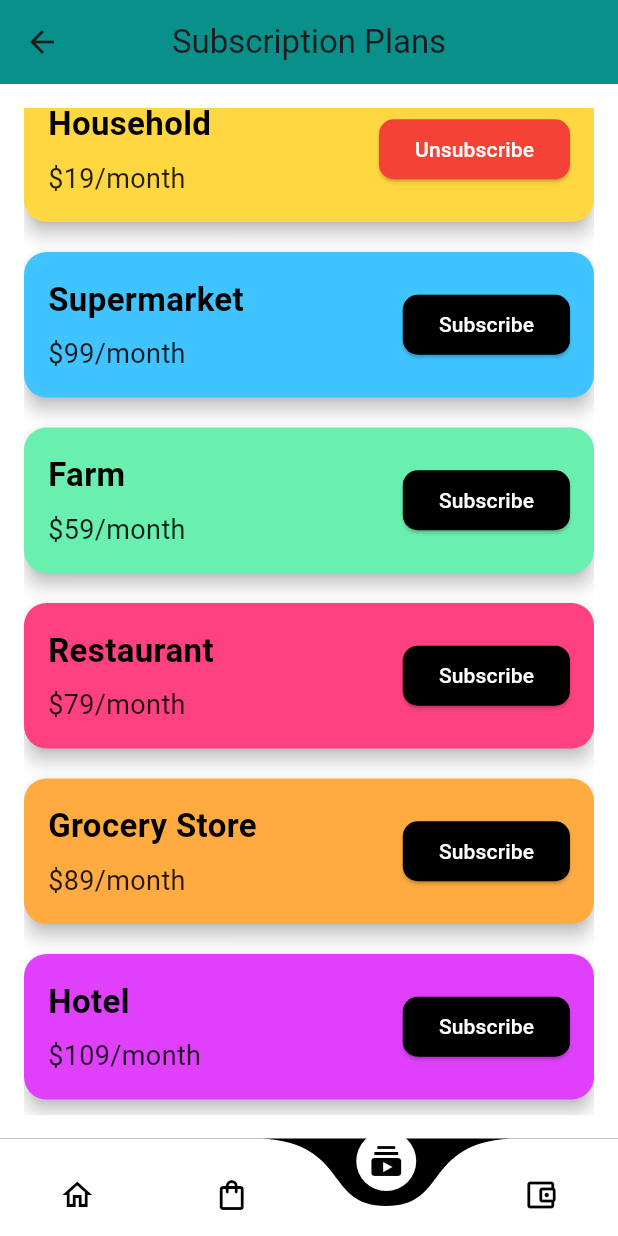
After one commit to Mitchart8/Dart-Flutter-Final-project, a Flutter app: the BottomNav screen opened directly, item 3 of the bottom bar chosen, scrolled down 148 dp, after a tap on "Subscribe", on a phone screen of 412 x 824 dp. The commit adds this screen. Run offline on Flutter 3.47's test engine with Material 3 defaults, Android fonts, the phone set to English and light mode, and no system bars; drawn by our look-alikes of curved_navigation_bar; our stand-ins replace firebase_auth, firebase_core; accounts and stored records are empty.

Commit message:
initial commit

```diff
--- /dev/null
+++ b/kula_extra/lib/screens/bottomnav.dart
@@ -0,0 +1,76 @@
+import 'package:curved_navigation_bar/curved_navigation_bar.dart';
+import 'package:flutter/material.dart';
+import 'package:kula_extra/screens/comment_screen.dart';
+import 'package:kula_extra/screens/home_screen.dart';
+import 'package:kula_extra/screens/orders_screen.dart';
+import 'package:kula_extra/screens/subscription_screen.dart';
+import 'package:kula_extra/screens/wallet_screen.dart';
+
+class BottomNav extends StatefulWidget {
+  const BottomNav({super.key});
+
+
+  @override
+  State<BottomNav> createState() => _BottomNavState();
+}
+
+
+class _BottomNavState extends State<BottomNav> {
+  int CurrentTabIndex=0;
+
+  late List<Widget> screens;
+  late Widget  currentScreen;
+  late HomeScreen homeScreen;
+  late WalletScreen walletScreen;
+  late OrdersScreen ordersScreen;
+  late Subscription subscription;
+  late Comment commentScreen;
+
+  @override
+  void initState() {
+    homeScreen=const HomeScreen();
+    ordersScreen=const OrdersScreen();
+    walletScreen=const WalletScreen();
+    subscription=const Subscription();
+    screens=[homeScreen, ordersScreen, subscription, walletScreen];
+    super.initState();
+  }
+
+
+ @override
+ Widget build(BuildContext context) {
+  return Scaffold(
+    bottomNavigationBar: CurvedNavigationBar(
+  height: 65,
+  backgroundColor: Colors.black,
+  color: Colors.white,
+  animationDuration: const Duration(milliseconds: 500),
+  onTap: (int index) {
+    setState(() {
+      CurrentTabIndex = index;
+    });
+  },
+  items: const [
+    Icon(
+      Icons.home_outlined,
+      color: Colors.black,
+    ),
+    Icon(
+      Icons.shopping_bag_outlined,
+      color: Colors.black,
+    ),
+    Icon(
+      Icons.subscriptions,
+      color: Colors.black,
+    ),
+    Icon(
+      Icons.account_balance_wallet_outlined,
+      color: Colors.black,
+    ),
+  ],
+),
+
+body: screens[CurrentTabIndex],
+  );
+ }
+}
--- a/kula_extra/lib/screens/home_screen.dart
+++ b/kula_extra/lib/screens/home_screen.dart
@@ -1,5 +1,6 @@
 import 'package:flutter/material.dart';
 import 'package:kula_extra/reusable_widgets/reusable_widget.dart';
+import 'package:kula_extra/screens/details.dart';
 
 
 
@@ -20,10 +21,10 @@ bool dining=false, wallet=false, shopping_cart=false, delivery=false;
     return Scaffold(
       extendBodyBehindAppBar: true,
       appBar: AppBar(
-        backgroundColor: Colors.teal,
+        backgroundColor: const Color.fromARGB(255, 253, 176, 10),
         elevation: 0,
         title: const Text(
-          "KulaExtra",
+          "Home",
           style: TextStyle(fontSize: 24, fontWeight: FontWeight.bold),
         ),
       ),
@@ -148,7 +149,11 @@ bool dining=false, wallet=false, shopping_cart=false, delivery=false;
                  child: Row(
                   children: [
                    const SizedBox(width: 15.0,),
-                  Container(
+                  GestureDetector(
+                    onTap: () {
+                      Navigator.push(context, MaterialPageRoute(builder: (context) => const Details()));
+                    },
+                    child: Container(
                       margin: const EdgeInsets.all(5),
                       child: Material(
                         elevation: 5.0,
@@ -171,6 +176,7 @@ bool dining=false, wallet=false, shopping_cart=false, delivery=false;
 
 
                           ],),
+                        ),
                       ),
                     ),
                   ),
@@ -198,7 +204,45 @@ bool dining=false, wallet=false, shopping_cart=false, delivery=false;
                         ],),
                       ),
                     ),
-                  )
+                  ),
+
+                  Container(
+  margin: const EdgeInsets.only(right: 10.0),
+  child: Material(
+    elevation: 5.0,
+    borderRadius: BorderRadius.circular(20.0),
+    child: Container(
+      padding: const EdgeInsets.all(5),
+      child: Row(
+        crossAxisAlignment: CrossAxisAlignment.start,
+        children: [
+          Image.asset("assets/images/food 1.jpeg", height: 120, width: 120, fit: BoxFit.cover),
+          const SizedBox(width: 20.0),
+          Column(
+            children: [
+              const SizedBox(height: 5.0),
+              Container(
+                width: MediaQuery.of(context).size.width / 2,
+                child: Text("Salad", style: semiBoldTextFieldStyle()),
+              ),
+              const SizedBox(height: 5.0),
+              Container(
+                width: MediaQuery.of(context).size.width / 2,
+                child: Text("Fresh and healthy", style: lightTextFieldStyle()), // Adjusted to improve consistency
+              ),
+              const SizedBox(height: 5.0),
+              Container(
+                width: MediaQuery.of(context).size.width / 2,
+                child: Text("\$25", style: semiBoldTextFieldStyle()),
+              ),
+            ],
+          ),
+        ],
+      ),
+    ),
+  ),
+),
+
                  ],),
                ),
 
--- /dev/null
+++ b/kula_extra/lib/screens/subscription_screen.dart
@@ -0,0 +1,125 @@
+import 'package:flutter/material.dart';
+
+class Subscription extends StatefulWidget {
+  const Subscription({super.key});
+
+  @override
+  State<Subscription> createState() => _SubscriptionState();
+
+}
+
+class _SubscriptionState extends State<Subscription> {
+  final List<Map<String, dynamic>> subscriptionBands = [
+    {'title': 'Institution', 'price': '\$49/month', 'color': Colors.tealAccent, 'isSubscribed': false},
+    {'title': 'Household', 'price': '\$19/month', 'color': Colors.amberAccent, 'isSubscribed': false},
+    {'title': 'Supermarket', 'price': '\$99/month', 'color': Colors.lightBlueAccent, 'isSubscribed': false},
+    {'title': 'Farm', 'price': '\$59/month', 'color': Colors.greenAccent, 'isSubscribed': false},
+    {'title': 'Restaurant', 'price': '\$79/month', 'color': Colors.pinkAccent, 'isSubscribed': false},
+    {'title': 'Grocery Store', 'price': '\$89/month', 'color': Colors.orangeAccent, 'isSubscribed': false},
+    {'title': 'Hotel', 'price': '\$109/month', 'color': Colors.purpleAccent, 'isSubscribed': false},
+  ];
+
+  void toggleSubscription(int index) {
+    setState(() {
+      subscriptionBands[index]['isSubscribed'] = !subscriptionBands[index]['isSubscribed'];
+    });
+  }
+
+  @override
+  Widget build(BuildContext context) {
+    return Scaffold(
+      appBar: AppBar(
+        title: const Text('Subscription Plans'),
+        centerTitle: true,
+        backgroundColor: Colors.teal,
+      ),
+      body: Padding(
+        padding: const EdgeInsets.all(16.0),
+        child: ListView.builder(
+          itemCount: subscriptionBands.length,
+          itemBuilder: (context, index) {
+            final band = subscriptionBands[index];
+            return SubscriptionCard(
+              title: band['title'] as String,
+              price: band['price'] as String,
+              color: band['color'] as Color,
+              isSubscribed: band['isSubscribed'] as bool,
+              onToggle: () => toggleSubscription(index),
+            );
+          },
+        ),
+      ),
+    );
+  }
+}
+
+class SubscriptionCard extends StatelessWidget {
+  final String title;
+  final String price;
+  final Color color;
+  final bool isSubscribed;
+  final VoidCallback onToggle;
+
+  const SubscriptionCard({
+    super.key,
+    required this.title,
+    required this.price,
+    required this.color,
+    required this.isSubscribed,
+    required this.onToggle,
+  });
+
+  @override
+  Widget build(BuildContext context) {
+    return Container(
+      margin: const EdgeInsets.symmetric(vertical: 10.0),
+      child: Material(
+        elevation: 5.0,
+        borderRadius: BorderRadius.circular(15.0),
+        color: color,
+        child: Padding(
+          padding: const EdgeInsets.all(16.0),
+          child: Row(
+            mainAxisAlignment: MainAxisAlignment.spaceBetween,
+            children: [
+              Column(
+                crossAxisAlignment: CrossAxisAlignment.start,
+                children: [
+                  Text(
+                    title,
+                    style: const TextStyle(
+                      fontSize: 22,
+                      fontWeight: FontWeight.bold,
+                      color: Colors.black,
+                    ),
+                  ),
+                  const SizedBox(height: 8.0),
+                  Text(
+                    price,
+                    style: const TextStyle(
+                      fontSize: 18,
+                      color: Colors.black87,
+                    ),
+                  ),
+                ],
+              ),
+              ElevatedButton(
+                style: ElevatedButton.styleFrom(
+                  backgroundColor: isSubscribed ? Colors.red : Colors.black,
+                  shape: RoundedRectangleBorder(
+                    borderRadius: BorderRadius.circular(10.0),
+                  ),
+                ),
+                onPressed: onToggle,
+                child: Text(
+                  isSubscribed ? 'Unsubscribe' : 'Subscribe',
+                  style: const TextStyle(color: Colors.white),
+                ),
+              ),
+            ],
+          ),
+        ),
+      ),
+    );
+  }
+}
--- a/kula_extra/pubspec.yaml
+++ b/kula_extra/pubspec.yaml
@@ -37,6 +37,7 @@ dependencies:
   cupertino_icons: ^1.0.8
   firebase_core: ^3.7.0
   firebase_auth: ^5.3.2
+  curved_navigation_bar: ^1.0.6
   #google_sign_in: ^6.2.2
 
 
```
Also changed, not shown: kula_extra/lib/screens/comment_screen.dart (added, +20 -0 lines), kula_extra/lib/screens/details.dart (added, +118 -0 lines), kula_extra/lib/screens/orders_screen.dart (added, +20 -0 lines), kula_extra/lib/screens/wallet_screen.dart (+4 -4 lines), kula_extra/lib/screens/dashboard_screen.dart (deleted), kula_extra/pubspec.lock, 1 other file. Lines whose indentation alone changed are shown as unchanged.
